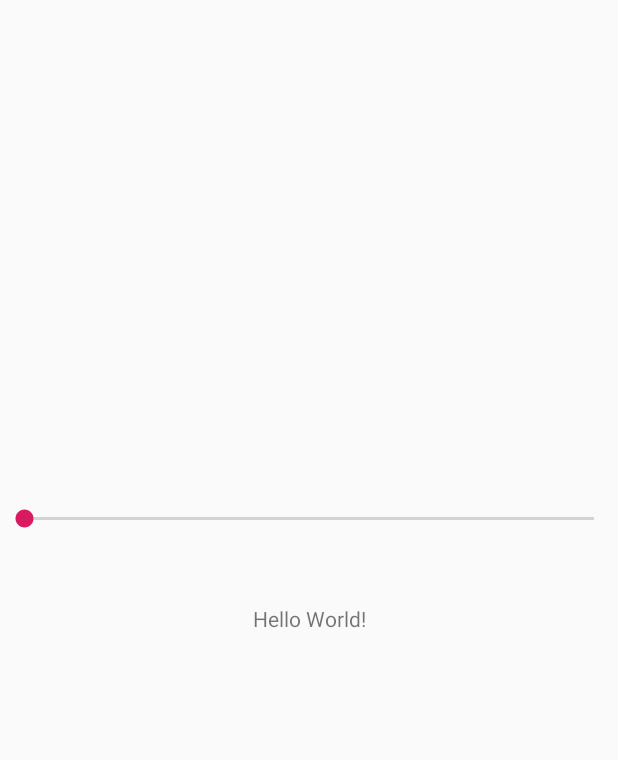
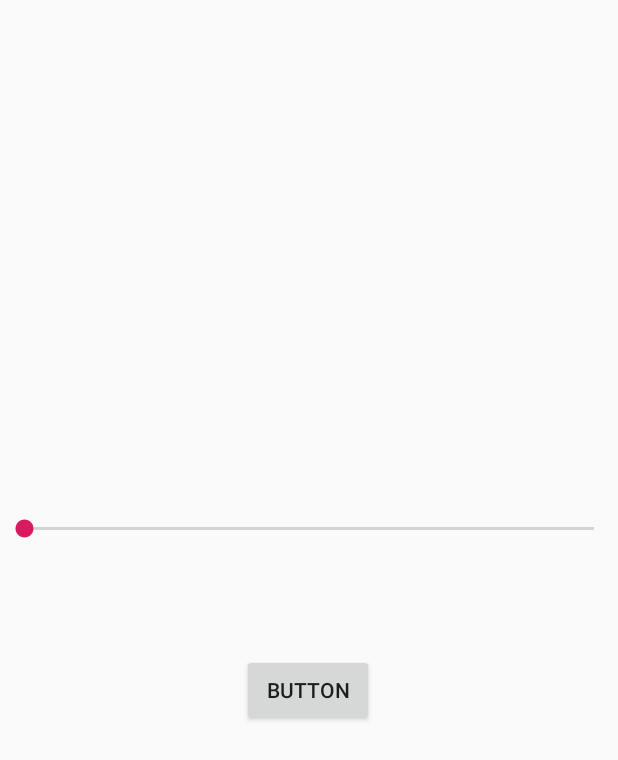
Before and after one commit to yahya0241/RxAndroidSample, an Android app: the layout activity_main.xml on its own in the app's theme, with its tools: preview values and no code run, on a phone screen of 412 x 824 dp. Shown: the top 760 px of the screen. Run offline under Robolectric (Android 15) with nearby library versions, the phone set to English and light mode, and no system bars.

```diff
--- a/app/build.gradle
+++ b/app/build.gradle
@@ -60,4 +60,8 @@ dependencies {
     // for covert flowable to live data and vic versa.
     def reactivestreams_version = "1.1.1"
     implementation "android.arch.lifecycle:reactivestreams:$reactivestreams_version"
+
+    // Rx Binding Library
+    def rxbinding_version = "3.1.0"
+    implementation "com.jakewharton.rxbinding3:rxbinding:$rxbinding_version"
 }
--- a/app/src/main/java/com/example/rxandroidsample/network/Repository.kt
+++ b/app/src/main/java/com/example/rxandroidsample/network/Repository.kt
@@ -24,6 +24,9 @@ class Repository {
 
     fun makeReactiveQuery():LiveData<ResponseBody>{
         return LiveDataReactiveStreams.fromPublisher(ServiceGen.getRequestApi()!!.makeQuery().subscribeOn(Schedulers.io()))
+    }
+    fun getUsers():Observable<ResponseBody>{
+        return ServiceGen.getRequestApi()!!.getUsers().subscribeOn(Schedulers.io())
     }
 
     fun makeFutureQuery(): Future<Observable<ResponseBody>> {
--- a/app/src/main/java/com/example/rxandroidsample/network/RequestApi.kt
+++ b/app/src/main/java/com/example/rxandroidsample/network/RequestApi.kt
@@ -13,4 +13,7 @@ interface RequestApi {
 
     @GET("todos/2")
     fun makeQuery(): Flowable<ResponseBody>
+
+    @GET("/users/1")
+    fun getUsers():Observable<ResponseBody>
 }
--- a/app/src/main/java/com/example/rxandroidsample/viewmodels/MainViewModel.kt
+++ b/app/src/main/java/com/example/rxandroidsample/viewmodels/MainViewModel.kt
@@ -17,4 +17,8 @@ class MainViewModel() : ViewModel() {
     public fun makeQuery():LiveData<ResponseBody>{
         return repository.makeReactiveQuery()
     }
+
+    public fun getUsers():Observable<ResponseBody>{
+        return repository.getUsers()
+    }
 }
--- a/app/src/main/res/layout/activity_main.xml
+++ b/app/src/main/res/layout/activity_main.xml
@@ -6,25 +6,26 @@
     android:layout_height="match_parent"
     tools:context=".MainActivity">
 
-    <TextView
-        android:id="@+id/textView"
-        android:layout_width="wrap_content"
-        android:layout_height="wrap_content"
-        android:text="Hello World!"
-        app:layout_constraintBottom_toBottomOf="parent"
-        app:layout_constraintLeft_toLeftOf="parent"
-        app:layout_constraintRight_toRightOf="parent"
-        app:layout_constraintTop_toTopOf="parent" />
-
     <SeekBar
         android:id="@+id/seekBar"
         android:layout_width="match_parent"
         android:layout_height="wrap_content"
-        android:layout_marginBottom="36dp"
-        app:layout_constraintBottom_toTopOf="@+id/textView"
+        app:layout_constraintBottom_toTopOf="@+id/button"
         app:layout_constraintEnd_toEndOf="parent"
+        app:layout_constraintHorizontal_bias="1.0"
         app:layout_constraintStart_toStartOf="parent"
         app:layout_constraintTop_toTopOf="parent"
-        app:layout_constraintVertical_bias="0.966" />
+        app:layout_constraintVertical_bias="0.821" />
+
+    <Button
+        android:id="@+id/button"
+        android:layout_width="wrap_content"
+        android:layout_height="wrap_content"
+        android:layout_marginBottom="340dp"
+        android:text="@string/button"
+        app:layout_constraintBottom_toBottomOf="parent"
+        app:layout_constraintEnd_toEndOf="parent"
+        app:layout_constraintHorizontal_bias="0.498"
+        app:layout_constraintStart_toStartOf="parent" />
 
 </androidx.constraintlayout.widget.ConstraintLayout>
--- a/app/src/main/res/values/strings.xml
+++ b/app/src/main/res/values/strings.xml
@@ -1,3 +1,4 @@
 <resources>
     <string name="app_name">RxAndroidSample</string>
+    <string name="button">Button</string>
 </resources>
```
Also changed, not shown: app/src/main/java/com/example/rxandroidsample/MainActivity.kt (+51 -8 lines).
